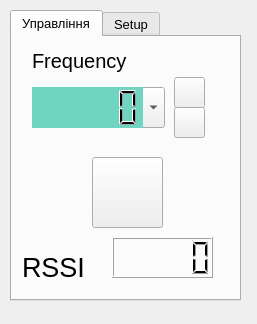
This is design.ui in LipinskiWladyslaw/GhostbusterOne as Qt 5 draws it before an edit. The edited form follows.
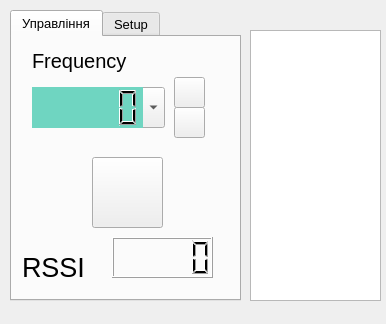
This is the edited form. Icons and pictures are not drawn.

Commit message: add fix_ui_enums.py to fix errors after convert ui to py add QListView list_current_frecuencies to show frequencies detected by the scanner

Diff of the .ui file:
```diff
--- a/design.ui
+++ b/design.ui
@@ -6,7 +6,7 @@
    <rect>
     <x>0</x>
     <y>0</y>
-    <width>257</width>
+    <width>386</width>
     <height>324</height>
    </rect>
   </property>
@@ -349,6 +349,16 @@
     </widget>
    </widget>
   </widget>
+  <widget class="QListView" name="list_current_frecuencies">
+   <property name="geometry">
+    <rect>
+     <x>250</x>
+     <y>30</y>
+     <width>131</width>
+     <height>271</height>
+    </rect>
+   </property>
+  </widget>
  </widget>
  <resources/>
  <connections/>
```
Left out of the diff: 12 changed lines with no effect on the pictures. The commit also changes 8 other files.
